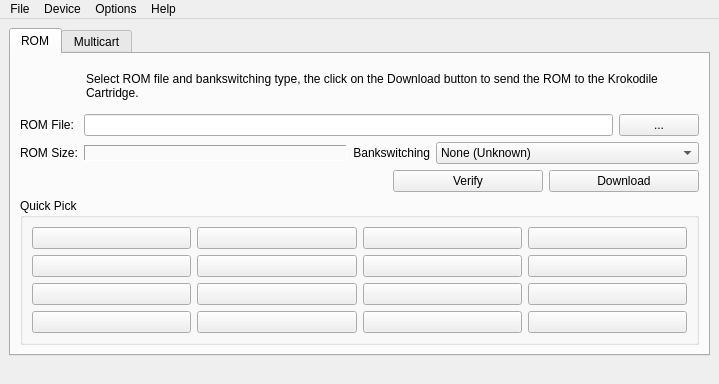
The window that krokcomwindow.ui (sa666666/krokcom) describes before a commit, drawn with Qt 5.
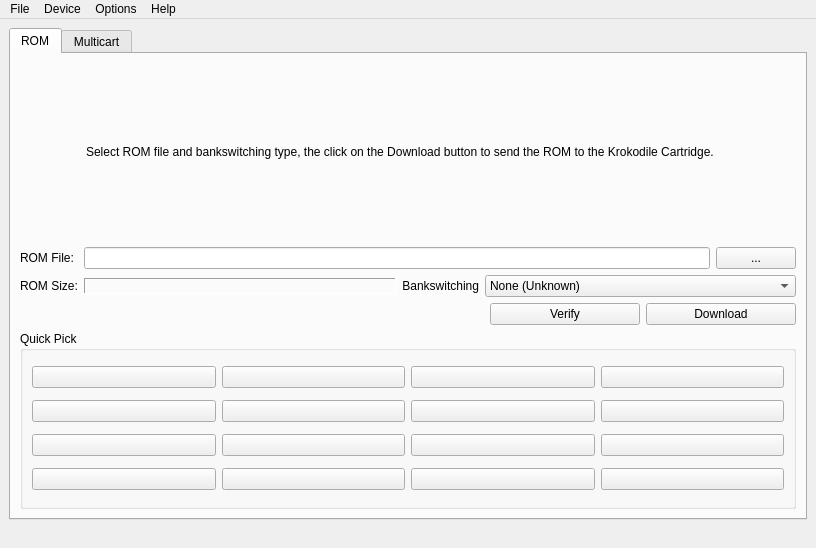
The same window after the commit. Icons and pictures are not drawn.

```diff
--- a/krokcomwindow.ui
+++ b/krokcomwindow.ui
@@ -2,6 +2,14 @@
 <ui version="4.0">
  <class>KrokComWindow</class>
  <widget class="QMainWindow" name="KrokComWindow">
+  <property name="geometry">
+   <rect>
+    <x>0</x>
+    <y>0</y>
+    <width>816</width>
+    <height>548</height>
+   </rect>
+  </property>
   <property name="sizePolicy">
    <sizepolicy hsizetype="Preferred" vsizetype="Preferred">
     <horstretch>0</horstretch>
@@ -1187,6 +1195,14 @@
    </layout>
   </widget>
   <widget class="QMenuBar" name="menubar">
+   <property name="geometry">
+    <rect>
+     <x>0</x>
+     <y>0</y>
+     <width>816</width>
+     <height>29</height>
+    </rect>
+   </property>
    <widget class="QMenu" name="menuFile">
     <property name="title">
      <string>File</string>
```
